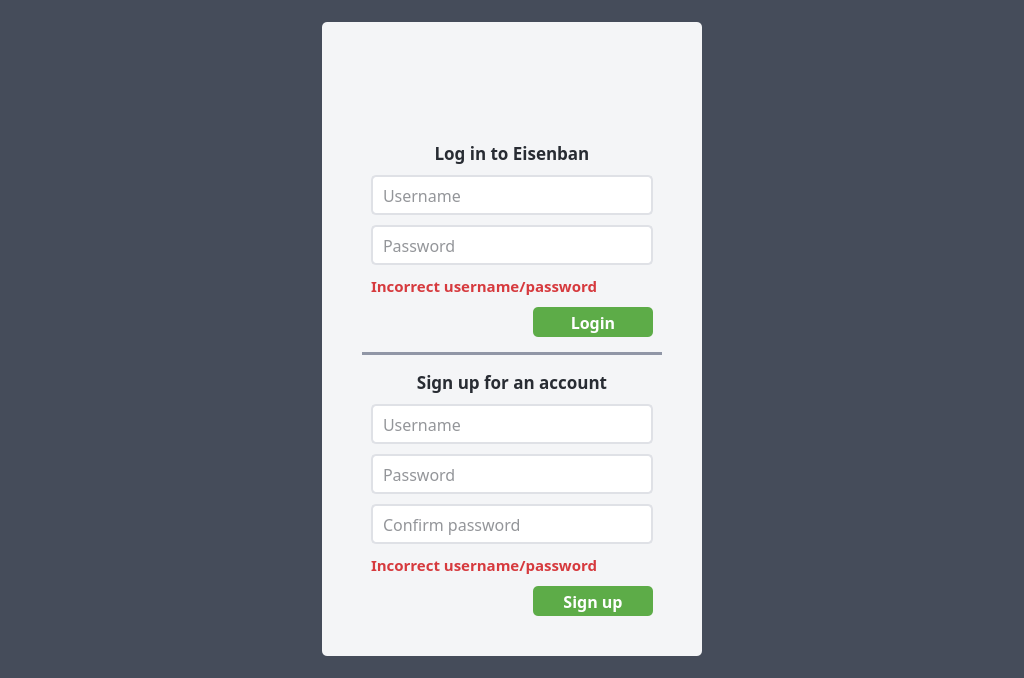
Above: src/eisenban/ui/welcome.ui from clockworksspheres/eisenban before the change. Below: the same form after it.
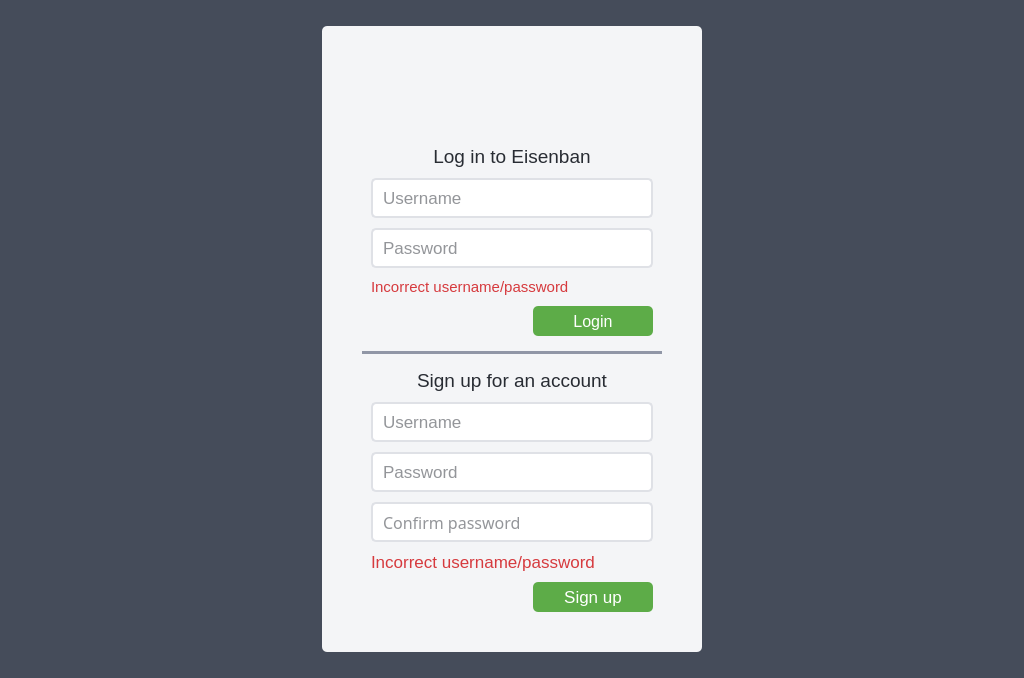
That is the form after the change. Icons and pictures are not drawn.

What changed in the file:
```diff
--- a/src/eisenban/ui/welcome.ui
+++ b/src/eisenban/ui/welcome.ui
@@ -177,6 +177,11 @@
                        <height>50</height>
                       </size>
                      </property>
+                     <property name="font">
+                      <font>
+                       <family>Arimo</family>
+                      </font>
+                     </property>
                      <property name="text">
                       <string/>
                      </property>
@@ -219,9 +224,9 @@
                      <widget class="QLabel" name="label_login">
                       <property name="font">
                        <font>
-                        <family>Torus Pro</family>
-                        <pointsize>13</pointsize>
-                        <bold>true</bold>
+                        <family>Arimo</family>
+                        <pointsize>14</pointsize>
+                        <bold>false</bold>
                        </font>
                       </property>
                       <property name="styleSheet">
@@ -248,8 +253,8 @@
                       </property>
                       <property name="font">
                        <font>
-                        <family>Manrope Medium</family>
-                        <pointsize>12</pointsize>
+                        <family>Arimo</family>
+                        <pointsize>13</pointsize>
                        </font>
                       </property>
                       <property name="styleSheet">
@@ -305,8 +310,8 @@
                       </property>
                       <property name="font">
                        <font>
-                        <family>Manrope Medium</family>
-                        <pointsize>12</pointsize>
+                        <family>Arimo</family>
+                        <pointsize>13</pointsize>
                        </font>
                       </property>
                       <property name="styleSheet">
@@ -359,9 +364,9 @@
                      <widget class="QLabel" name="label_login_msg">
                       <property name="font">
                        <font>
-                        <family>Torus Pro</family>
+                        <family>Arimo</family>
                         <pointsize>11</pointsize>
-                        <bold>true</bold>
+                        <bold>false</bold>
                        </font>
                       </property>
                       <property name="styleSheet">
@@ -409,9 +414,9 @@
                         </property>
                         <property name="font">
                          <font>
-                          <family>Torus Pro</family>
+                          <family>Arimo</family>
                           <pointsize>12</pointsize>
-                          <bold>true</bold>
+                          <bold>false</bold>
                          </font>
                         </property>
                         <property name="cursor">
@@ -483,9 +488,9 @@
                      <widget class="QLabel" name="label_signup">
                       <property name="font">
                        <font>
-                        <family>Torus Pro</family>
-                        <pointsize>13</pointsize>
-                        <bold>true</bold>
+                        <family>Arimo</family>
+                        <pointsize>14</pointsize>
+                        <bold>false</bold>
                        </font>
                       </property>
                       <property name="styleSheet">
@@ -512,8 +517,8 @@
                       </property>
                       <property name="font">
                        <font>
-                        <family>Manrope Medium</family>
-                        <pointsize>12</pointsize>
+                        <family>Arimo</family>
+                        <pointsize>13</pointsize>
                        </font>
                       </property>
                       <property name="styleSheet">
@@ -569,8 +574,8 @@
                       </property>
                       <property name="font">
                        <font>
-                        <family>Manrope Medium</family>
-                        <pointsize>12</pointsize>
+                        <family>Arimo</family>
+                        <pointsize>13</pointsize>
                        </font>
                       </property>
                       <property name="styleSheet">
@@ -683,9 +688,9 @@
                      <widget class="QLabel" name="label_signup_msg">
                       <property name="font">
                        <font>
-                        <family>Torus Pro</family>
-                        <pointsize>11</pointsize>
-                        <bold>true</bold>
+                        <family>Arimo</family>
+                        <pointsize>13</pointsize>
+                        <bold>false</bold>
                        </font>
                       </property>
                       <property name="styleSheet">
@@ -733,9 +738,9 @@
                         </property>
                         <property name="font">
                          <font>
-                          <family>Torus Pro</family>
-                          <pointsize>12</pointsize>
-                          <bold>true</bold>
+                          <family>Arimo</family>
+                          <pointsize>13</pointsize>
+                          <bold>false</bold>
                          </font>
                         </property>
                         <property name="cursor">
```
Left out of the diff: 8 changed lines with no effect on the pictures.
